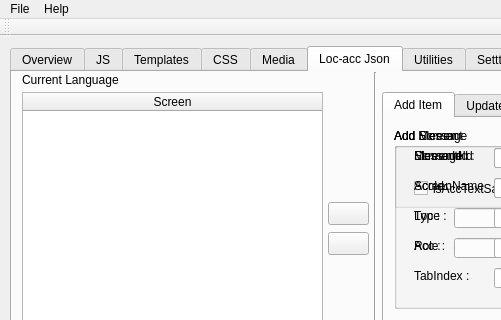
Before: the Qt Designer form mainwindow.ui in vihangpatel/WatchDog2, drawn with Qt 5; both pictures show x 0 to 501 and y 0 to 320 of the 792 by 493 pixel window.
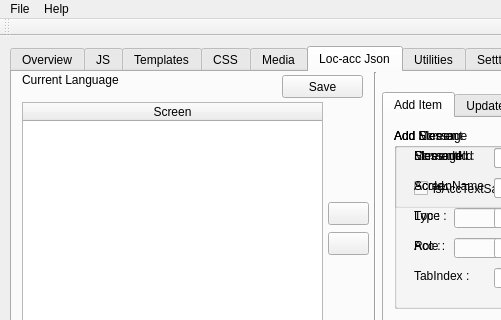
After: the same form once the commit is applied. The open tabs and pages were chosen to show the change. Icons and pictures are not drawn.

Commit message: Provide save button to save loc acc file.

Diff of the .ui file:
```diff
--- a/mainwindow.ui
+++ b/mainwindow.ui
@@ -656,9 +656,9 @@
       <property name="geometry">
        <rect>
         <x>10</x>
-        <y>20</y>
+        <y>30</y>
         <width>301</width>
-        <height>311</height>
+        <height>301</height>
        </rect>
       </property>
       <column>
@@ -1911,6 +1911,19 @@
         <normaloff>:/images/collapse_arrow-48.png</normaloff>:/images/collapse_arrow-48.png</iconset>
       </property>
      </widget>
+     <widget class="QPushButton" name="saveLocAccBtn">
+      <property name="geometry">
+       <rect>
+        <x>270</x>
+        <y>3</y>
+        <width>81</width>
+        <height>23</height>
+       </rect>
+      </property>
+      <property name="text">
+       <string>Save</string>
+      </property>
+     </widget>
     </widget>
     <widget class="QWidget" name="tab_10">
      <attribute name="icon">
```
Left out of the diff: 2 changed lines with no effect on the pictures. The commit also changes 3 other files.
